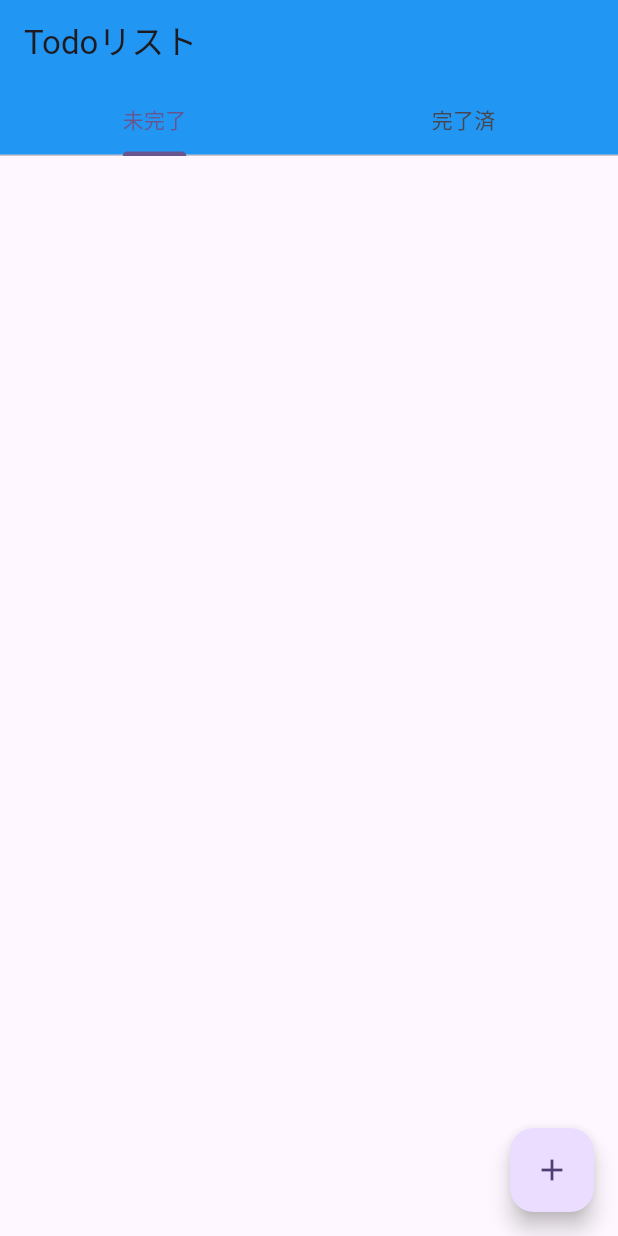
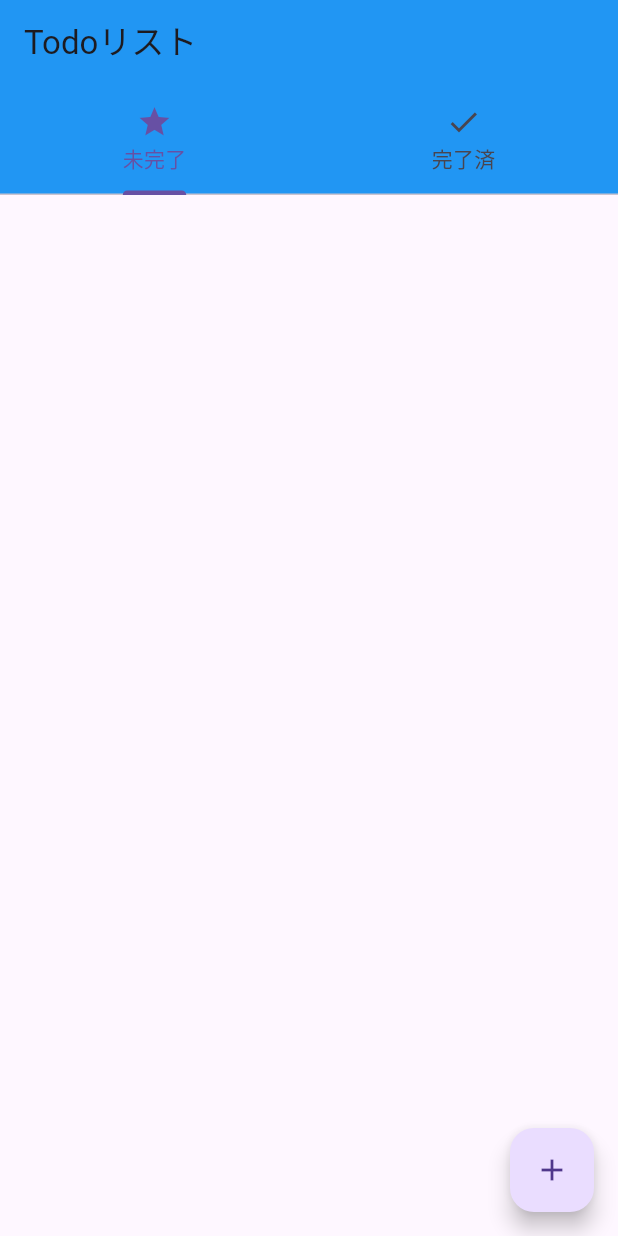
Before and after one commit to umiyuri777/todo_aplication, a Flutter app: the screen it shows after launch, on a phone screen of 412 x 824 dp. Run offline on Flutter 3.47's test engine with Material 3 defaults, Android fonts, the phone set to English and light mode, and no system bars; our stand-ins replace flutter_hooks, hooks_riverpod.

Commit message:
タブ分けして表示した (タスクのフィルタは未実装)

```diff
--- a/lib/main.dart
+++ b/lib/main.dart
@@ -7,7 +7,7 @@ import 'package:hooks_riverpod/hooks_riverpod.dart';
 void main() {
   runApp(
     const ProviderScope(
-      child: const MyApp()
+      child: MyApp()
     )
   );
 }
@@ -23,30 +23,34 @@ class MyApp extends StatelessWidget {
         colorScheme: ColorScheme.fromSeed(seedColor: Colors.deepPurple),
         useMaterial3: true,
       ),
-      home:  MyHomePage(),
+      home:  const MyHomePage(),
     );
   }
 }
 
 class MyHomePage extends HookConsumerWidget {
+  const MyHomePage({super.key});
+
 
   @override
   Widget build(BuildContext context, WidgetRef ref){
     // final todo = useState<List<String>>([]);
     // final TextEditingController _controller = useTextEditingController();
     final todolist = ref.watch(todolistProvider);
-    final tabController = useTabController(initialLength: 2);
+    // final tabController = useTabController(initialLength: 2);
 
-    return Scaffold(
+    return MaterialApp(
+      home: DefaultTabController(
+        length: 2,
+        child: Scaffold(
           appBar: AppBar(
             title: const Text('Todoリスト'),
             backgroundColor: Colors.blue,
             //tabbarを設定
-        bottom: TabBar(
-          controller: tabController,
-          tabs: const [
-            Tab(text: "未完了",),
-            Tab(text: "完了済",)
+            bottom: const TabBar(
+              tabs: [
+                Tab(text: "未完了", icon: Icon(Icons.star),),
+                Tab(text: "完了済", icon: Icon(Icons.done),)
               ],
             ),
           ),
@@ -54,58 +58,52 @@ class MyHomePage extends HookConsumerWidget {
             onPressed: (){
               Navigator.push(
                 context,
-            MaterialPageRoute(builder: (context) => NewNoteCreate()),
+                MaterialPageRoute(builder: (context) => const NewNoteCreate()),
               ).then((value) {
                 ref.read(todolistProvider.notifier).add(value);
               });
             },
             child: const Icon(Icons.add)  //追加ボタン
           ),
-      body: Column(
+          body: TabBarView(
             children: [
-          // TextFormField(
-          //   controller: _controller,
-          //   keyboardType: TextInputType.multiline,
-          //   maxLines: null,
-          //
-          //   onFieldSubmitted:(value) {
-          //     ref.read(todolistProvider.notifier).add(_controller.value.text);
-          //   },
-          //   decoration: InputDecoration(
-          //     border: InputBorder.none,
-          //     hintText: 'タスクを入力してください',
-          //   ),
-          // ),
-          // ElevatedButton(
-          //   onPressed: () {
-          //     ref.read(todolistProvider.notifier).add(_controller.value.text);
-          //   },
-          //   child: const Text('追加')
-          // ),
-          ListView.builder(
+              _buildListView(todolist, ref),
+              const Center(
+                child: Text(
+                'mikanのタスク',
+                style: TextStyle(fontSize: 20))
+              ),
+            ]
+          )
+        ),
+      ),
+    );
+  }
+}
+
+Widget _buildListView(todolist, WidgetRef ref){
+  return  ListView.builder(
     shrinkWrap: true,
     itemCount: todolist.length,
     itemBuilder: (context, index){
       return Card(
         child: ListTile(
-                  title: Text('${todolist[index]}'),
+          title: Text(todolist[index]),
           trailing: IconButton(
             onPressed: () {
               ref.read(todolistProvider.notifier).remove(todolist[index]);
             },
-                    icon: Icon(Icons.delete)
+            icon: const Icon(Icons.delete)
           ),
         )
       );
     }
-          )
-        ],
-      ),
   );
-  }
 }
 
 class NewNoteCreate extends HookConsumerWidget {
+  const NewNoteCreate({super.key});
+
   @override
   Widget build(BuildContext context, WidgetRef ref) {
     final TextEditingController _controller = useTextEditingController();
```
Lines whose indentation alone changed are shown as unchanged.
